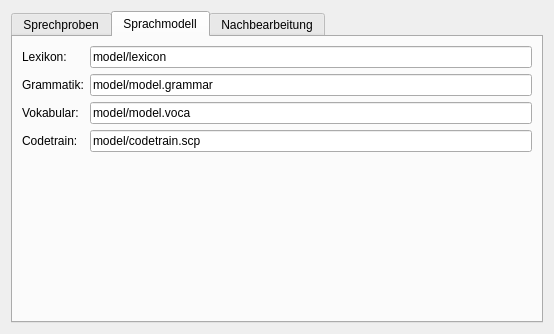
KDE/simon, file ui/modelsettingsdlg.ui: the form before one commit.
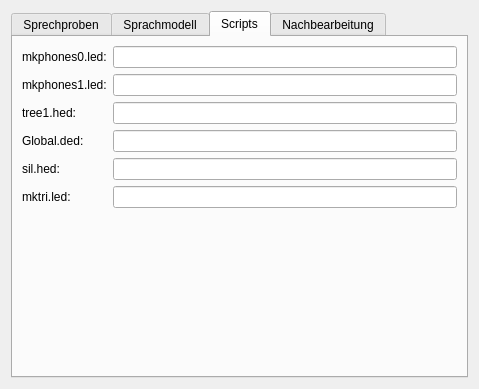
The form after the commit. Icons and pictures are not drawn.

Diff of the .ui file:
```diff
--- a/ui/modelsettingsdlg.ui
+++ b/ui/modelsettingsdlg.ui
@@ -5,8 +5,8 @@
    <rect>
     <x>0</x>
     <y>0</y>
-    <width>554</width>
-    <height>334</height>
+    <width>479</width>
+    <height>389</height>
    </rect>
   </property>
   <property name="windowTitle" >
@@ -16,7 +16,7 @@
    <item>
     <widget class="QTabWidget" name="twMain" >
      <property name="currentIndex" >
-      <number>1</number>
+      <number>2</number>
      </property>
      <widget class="QWidget" name="tbSamples" >
       <attribute name="title" >
@@ -158,7 +158,35 @@
            <item>
             <widget class="QLabel" name="lbCodeTrain" >
              <property name="text" >
-              <string>Codetrain:</string>
+              <string>Wav-Config:</string>
+             </property>
+            </widget>
+           </item>
+           <item>
+            <widget class="QLabel" name="lbConfig" >
+             <property name="text" >
+              <string>config:</string>
+             </property>
+            </widget>
+           </item>
+           <item>
+            <widget class="QLabel" name="lbProto" >
+             <property name="text" >
+              <string>proto:</string>
+             </property>
+            </widget>
+           </item>
+           <item>
+            <widget class="QLabel" name="lbHmmOut" >
+             <property name="text" >
+              <string>HMM Output:</string>
+             </property>
+            </widget>
+           </item>
+           <item>
+            <widget class="QLabel" name="lbTiedlist" >
+             <property name="text" >
+              <string>Tiedlist:</string>
              </property>
             </widget>
            </item>
@@ -190,9 +218,123 @@
            <item>
             <widget class="QLineEdit" name="leCodeTrain" >
              <property name="text" >
-              <string>model/codetrain.scp</string>
+              <string>model/wav_config</string>
              </property>
             </widget>
+           </item>
+           <item>
+            <widget class="QLineEdit" name="leConfig" />
+           </item>
+           <item>
+            <widget class="QLineEdit" name="leProto" />
+           </item>
+           <item>
+            <widget class="QLineEdit" name="leHmmOut" />
+           </item>
+           <item>
+            <widget class="QLineEdit" name="leTiedlist" />
+           </item>
+          </layout>
+         </item>
+        </layout>
+       </item>
+       <item>
+        <spacer>
+         <property name="orientation" >
+          <enum>Qt::Vertical</enum>
+         </property>
+         <property name="sizeHint" >
+          <size>
+           <width>20</width>
+           <height>40</height>
+          </size>
+         </property>
+        </spacer>
+       </item>
+      </layout>
+     </widget>
+     <widget class="QWidget" name="Scripts" >
+      <attribute name="title" >
+       <string>Scripts</string>
+      </attribute>
+      <layout class="QVBoxLayout" >
+       <item>
+        <layout class="QHBoxLayout" >
+         <item>
+          <layout class="QVBoxLayout" >
+           <item>
+            <widget class="QLabel" name="lbMkphones0led" >
+             <property name="text" >
+              <string>mkphones0.led:</string>
+             </property>
+            </widget>
+           </item>
+           <item>
+            <widget class="QLabel" name="lbMkphones1led" >
+             <property name="text" >
+              <string>mkphones1.led:</string>
+             </property>
+            </widget>
+           </item>
+           <item>
+            <widget class="QLabel" name="label_3" >
+             <property name="text" >
+              <string>tree1.hed:</string>
+             </property>
+            </widget>
+           </item>
+           <item>
+            <widget class="QLabel" name="lbGlobalDed" >
+             <property name="toolTip" >
+              <string> (global.ded, etc.)</string>
+             </property>
+             <property name="text" >
+              <string>Global.ded:</string>
+             </property>
+             <property name="wordWrap" >
+              <bool>false</bool>
+             </property>
+            </widget>
+           </item>
+           <item>
+            <widget class="QLabel" name="lbSilHed" >
+             <property name="text" >
+              <string>sil.hed:</string>
+             </property>
+            </widget>
+           </item>
+           <item>
+            <widget class="QLabel" name="lbMktriLed" >
+             <property name="text" >
+              <string>mktri.led:</string>
+             </property>
+            </widget>
+           </item>
+          </layout>
+         </item>
+         <item>
+          <layout class="QVBoxLayout" >
+           <item>
+            <widget class="QLineEdit" name="leMkPhones0" />
+           </item>
+           <item>
+            <widget class="QLineEdit" name="leMkPhones1" />
+           </item>
+           <item>
+            <widget class="QLineEdit" name="leTreeHed" />
+           </item>
+           <item>
+            <widget class="QLineEdit" name="leGlobalDed" >
+             <property name="toolTip" >
+              <string> (global.ded, etc.)</string>
+             </property>
+            </widget>
+           </item>
+           <item>
+            <widget class="QLineEdit" name="leSilHed" />
+           </item>
+           <item>
+            <widget class="QLineEdit" name="leMktriLed" />
            </item>
           </layout>
          </item>
```
Left out of the diff: 17 changed lines with no effect on the pictures.
